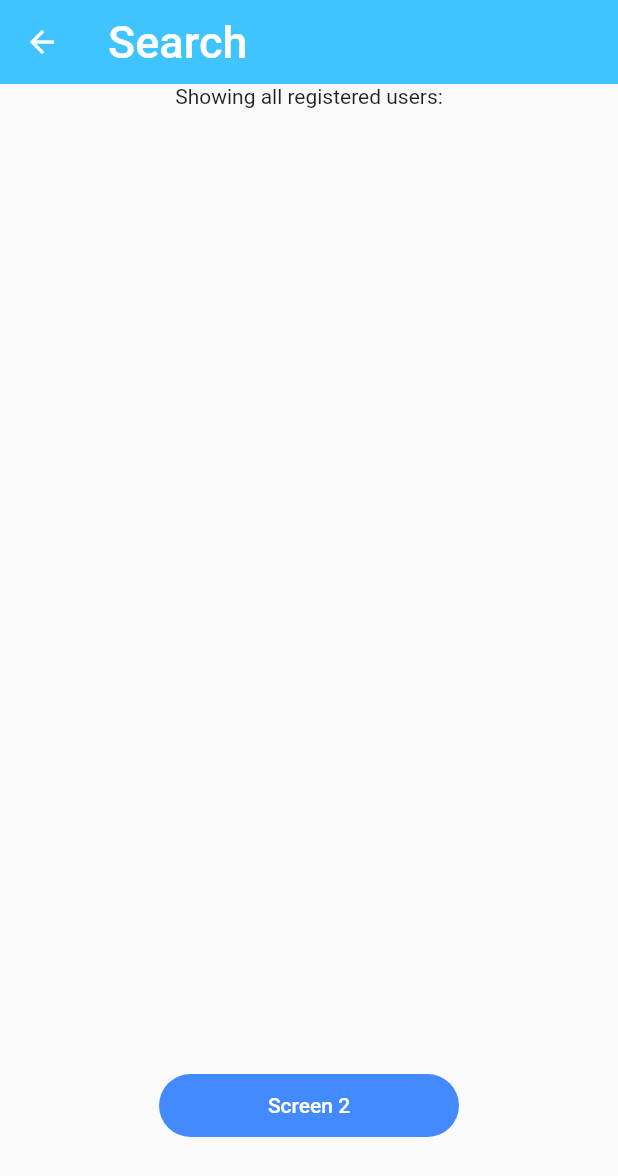
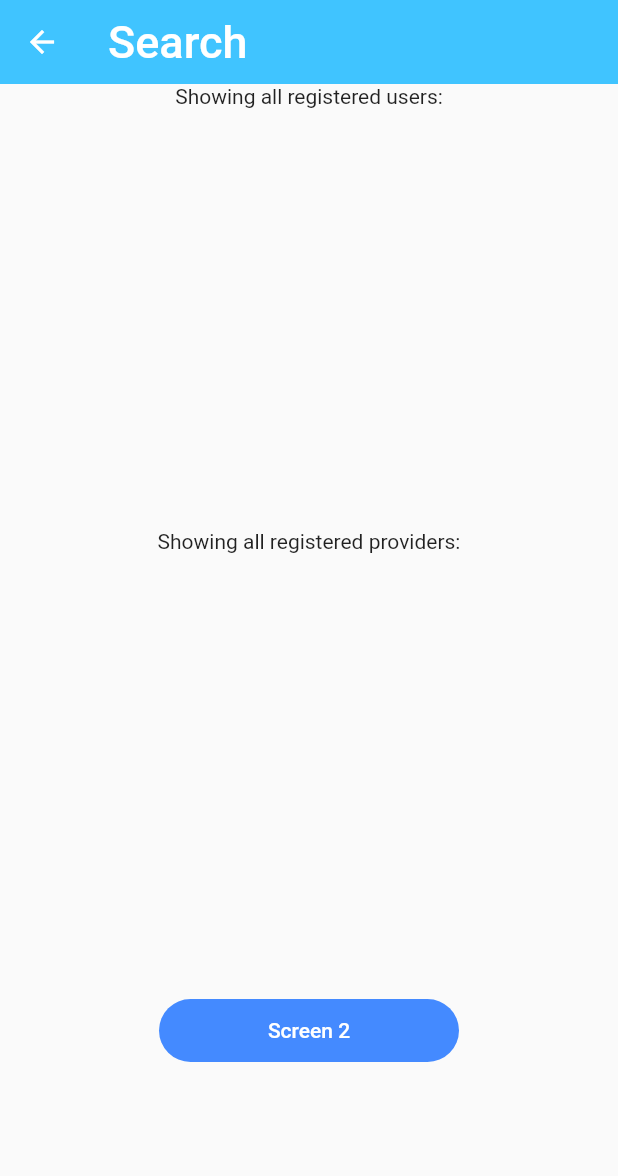
Before and after one commit to jamesilloyd/genchi_app, a Flutter app: the SearchScreen screen opened directly, on a phone screen of 412 x 824 dp. Shown: the top 1176 px of the screen. Run offline on Flutter 3.47's test engine with Material 2 defaults, Android fonts, the phone set to English and light mode, and no system bars; our stand-ins replace animated_text_kit, cloud_firestore, firebase_auth, get_it, image_picker, modal_progress_hud; accounts and stored records are empty.

Commit message:
added provider backend

```diff
--- a/lib/locator.dart
+++ b/lib/locator.dart
@@ -5,6 +5,6 @@ import 'models/authentication.dart';
 GetIt locator = GetIt.instance;
 
 void setupLocator() {
-  locator.registerLazySingleton(() => FirebaseCRUDModel());
+  locator.registerLazySingleton(() => FirestoreCRUDModel());
   locator.registerLazySingleton(() => AuthenticationService());
 }
--- a/lib/models/authentication.dart
+++ b/lib/models/authentication.dart
@@ -7,7 +7,7 @@ import 'package:genchi_app/locator.dart';
 class AuthenticationService extends ChangeNotifier {
 
   final FirebaseAuth _firebaseAuth = FirebaseAuth.instance;
-  final FirebaseCRUDModel _firestoreCRUDModel = locator<FirebaseCRUDModel>();
+  final FirestoreCRUDModel _firestoreCRUDModel = locator<FirestoreCRUDModel>();
 
 
   User _currentUser;
--- /dev/null
+++ b/lib/models/provider.dart
@@ -0,0 +1,39 @@
+import 'package:flutter/widgets.dart';
+
+class ProviderUser extends ChangeNotifier {
+
+  String uid;
+  String pid;
+  String name;
+  String profilePicture;
+  DateTime timeStamp;
+  String bio;
+  String type;
+
+
+  ProviderUser({this.uid, this.pid, this.name, this.profilePicture, this.timeStamp, this.bio, this.type});
+
+
+  ProviderUser.fromMap(Map snapshot) :
+        uid = snapshot['email'] ?? '',
+        pid = snapshot['email'] ?? '',
+        name = snapshot['name'] ?? '',
+        profilePicture = snapshot['profilePicture'] ?? '',
+  //ToDo: need to fix mismatch in data types of flutter and firebase timestamps
+//        timeStamp = snapshot['timestamp'],
+        bio = snapshot['bio'] ?? '',
+        type = snapshot['email'] ?? '';
+
+  toJson() {
+    return {
+      if(uid != null) 'uid' : uid,
+      if(pid != null) 'pid' : pid,
+      if(name != null) "name": name ?? '',
+      if(profilePicture != null) "profilePicture": profilePicture,
+      if(bio != null) "bio": bio,
+      if(type != null) 'type' : type,
+      if(timeStamp != null) 'timeStamp' : timeStamp
+    };
+  }
+
+}
--- a/lib/models/user.dart
+++ b/lib/models/user.dart
@@ -1,7 +1,4 @@
 import 'package:flutter/widgets.dart';
-import 'dart:collection';
-import 'package:provider/provider.dart';
-
 
 class User extends ChangeNotifier {
 
@@ -11,9 +8,10 @@ class User extends ChangeNotifier {
   String profilePicture;
   DateTime timeStamp;
   String bio;
+  List<dynamic> providerProfiles;
 
 
-  User({this.id, this.bio, this.email, this.name, this.profilePicture, this.timeStamp});
+  User({this.id, this.bio, this.email, this.name, this.profilePicture, this.timeStamp, this.providerProfiles});
 
 
   User.fromMap(Map snapshot) :
@@ -21,9 +19,11 @@ class User extends ChangeNotifier {
         name = snapshot['name'] ?? '',
         profilePicture = snapshot['profilePicture'] ?? '',
         id = snapshot['id'] ?? '',
-        //ToDo: need to fix mismatch in data types of flutter and firebase timestamps
+        //ToDo: need to fix mismatch in data types of flutter and firebase timestamps null value needs to return a timestamp type
 //        timeStamp = snapshot['timestamp'],
-        bio = snapshot['bio'] ?? '';
+        bio = snapshot['bio'] ?? '',
+        providerProfiles = snapshot['providerProfiles'] ?? [''];
+
 
   toJson() {
     return {
@@ -32,7 +32,9 @@ class User extends ChangeNotifier {
       if(profilePicture != null) "profilePicture": profilePicture,
       if(bio != null) "bio": bio,
       if(id != null) 'id' : id,
-      if(timeStamp != null) 'timeStamp' : timeStamp
+      if(timeStamp != null) 'timeStamp' : timeStamp,
+
+      if(providerProfiles !=null) 'providerProfiles' : providerProfiles
     };
   }
 
--- a/lib/screens/edit_account_screen.dart
+++ b/lib/screens/edit_account_screen.dart
@@ -25,7 +25,7 @@ class _EditAccountScreenState extends State<EditAccountScreen> {
 
   @override
   Widget build(BuildContext context) {
-    final profileProvider = Provider.of<FirebaseCRUDModel>(context);
+    final firestoreProvider = Provider.of<FirestoreCRUDModel>(context);
     final authProvider = Provider.of<AuthenticationService>(context);
 
     return Scaffold(
@@ -67,7 +67,7 @@ class _EditAccountScreenState extends State<EditAccountScreen> {
               buttonColor: Colors.grey,
               onPressed: () async {
                 print("$name $email $bio");
-                await profileProvider.updateUser(
+                await firestoreProvider.updateUser(
                     User(name: name, email: email, bio: bio),
                     authProvider.currentUser.id);
                 await authProvider.updateCurrentUserData();
--- a/lib/screens/profile_screen.dart
+++ b/lib/screens/profile_screen.dart
@@ -52,7 +52,7 @@ class _ProfileScreenState extends State<ProfileScreen> {
 
   @override
   Widget build(BuildContext context) {
-    final profileProvider = Provider.of<FirebaseCRUDModel>(context);
+    final profileProvider = Provider.of<FirestoreCRUDModel>(context);
     final authProvider = Provider.of<AuthenticationService>(context);
 //    User user = profileProvider.getUserById(widget.profileId);
 
--- a/lib/screens/registration_screen.dart
+++ b/lib/screens/registration_screen.dart
@@ -11,6 +11,7 @@ import 'package:genchi_app/models/user.dart';
 import 'package:provider/provider.dart';
 import 'package:genchi_app/models/CRUDModel.dart';
 import 'package:genchi_app/models/authentication.dart';
+import 'package:flutter/cupertino.dart';
 
 class RegistrationScreen extends StatefulWidget {
   static const String id = "registration_screen";
@@ -19,6 +20,7 @@ class RegistrationScreen extends StatefulWidget {
 }
 
 class _RegistrationScreenState extends State<RegistrationScreen> {
+
   String email;
   String password1;
   String password2;
@@ -27,9 +29,10 @@ class _RegistrationScreenState extends State<RegistrationScreen> {
   bool showErrorField = false;
   String errorMessage = "";
 
+
   @override
   Widget build(BuildContext context) {
-    FirebaseCRUDModel profileProvider = Provider.of<FirebaseCRUDModel>(context);
+    FirestoreCRUDModel profileProvider = Provider.of<FirestoreCRUDModel>(context);
     AuthenticationService authProvider =
         Provider.of<AuthenticationService>(context);
 
--- a/lib/screens/search_screen.dart
+++ b/lib/screens/search_screen.dart
@@ -8,6 +8,7 @@ import 'package:genchi_app/models/user.dart';
 import 'package:genchi_app/models/CRUDModel.dart';
 import 'package:cloud_firestore/cloud_firestore.dart';
 import 'package:genchi_app/components/profile_card.dart';
+import 'package:genchi_app/models/provider.dart';
 
 class SearchScreen extends StatefulWidget {
   @override
@@ -16,11 +17,13 @@ class SearchScreen extends StatefulWidget {
 
 class _SearchScreenState extends State<SearchScreen> {
   List<User> users;
+  List<ProviderUser> providers;
+
   final messageTextController = TextEditingController();
 
   @override
   Widget build(BuildContext context) {
-    final profileProvider = Provider.of<FirebaseCRUDModel>(context);
+    final firestoreProvider = Provider.of<FirestoreCRUDModel>(context);
     return Scaffold(
       appBar: MyAppNavigationBar(barTitle: "Search"),
       body: Column(
@@ -30,19 +33,39 @@ class _SearchScreenState extends State<SearchScreen> {
           Text("Showing all registered users:"),
           Container(
             child: StreamBuilder(
-              stream: profileProvider.fetchUsersAsStream(),
+              stream: firestoreProvider.fetchUsersAsStream(),
               builder: (context, AsyncSnapshot<QuerySnapshot> snapshot) {
                 if (snapshot.hasData) {
                   //Todo: this line throwing error when timestamp available - see Flutter Socail
-                  users = snapshot.data.documents
-                      .map((doc) => User.fromMap(doc.data))
-                      .toList();
+                  users = snapshot.data.documents.map((doc) => User.fromMap(doc.data)).toList();
 
                   return Expanded(
                     child: ListView.builder(
                       itemCount: users.length,
                       itemBuilder: (buildContext, index) =>
                           ProfileCard(userDetails: users[index]),
+                    ),
+                  );
+                } else {
+                  return Text('fetching');
+                }
+              },
+            ),
+          ),
+          Text("Showing all registered providers:"),
+          Container(
+            child: StreamBuilder(
+              stream: firestoreProvider.fetchProvidersAsStream(),
+              builder: (context, AsyncSnapshot<QuerySnapshot> snapshot) {
+                if (snapshot.hasData) {
+                  //Todo: this line throwing error when timestamp available - see Flutter Socail
+                  providers = snapshot.data.documents.map((doc) => ProviderUser.fromMap(doc.data)).toList();
+
+                  return Expanded(
+                    child: ListView.builder(
+                      itemCount: providers.length,
+                      itemBuilder: (buildContext, index) =>
+                          ProviderCard(providerDetails: providers[index]),
                     ),
                   );
                 } else {
@@ -59,7 +82,7 @@ class _SearchScreenState extends State<SearchScreen> {
             },
           ),
           Container(
-            height: 50.0,
+            height: 100.0,
           )
         ],
       ),
```
Also changed, not shown: lib/components/profile_card.dart (+21 -0 lines), lib/main.dart (+5 -2 lines), lib/models/CRUDModel.dart (+54 -9 lines), lib/screens/create_provider_screen.dart (added, +104 -0 lines), lib/screens/profile_screen2.dart (+6 -4 lines), lib/screens/provider_screen.dart (added, +16 -0 lines), 1 other file.
